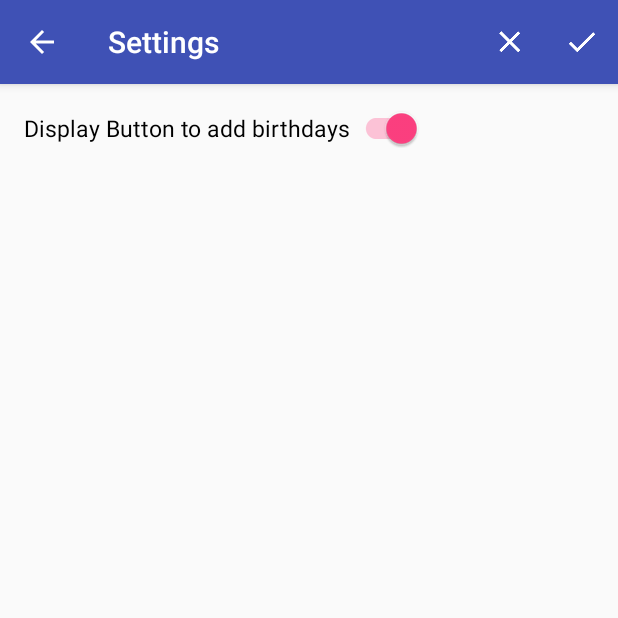
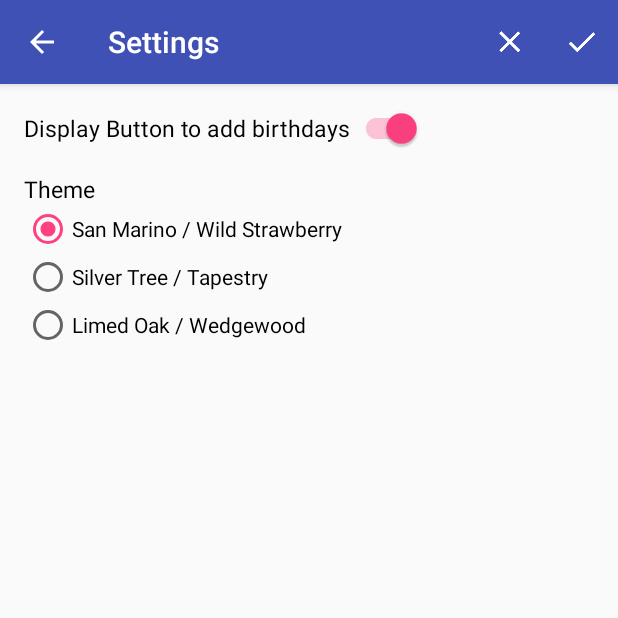
Before and after one commit to SebastianOltmanns/birthdays, an Android app: the screen it shows after launch (SettingsActivity), in the options menu, after a tap on "Settings", on a phone screen of 412 x 824 dp, the top half of it. Run offline under Robolectric (Android 15) with nearby library versions, the phone set to English and light mode, and no system bars; our stand-ins replace Dagger/Hilt's generated code, Room's generated code, RxJava; 5 statements that could not run were skipped.

Commit message:
added themes

```diff
--- a/app/src/main/java/com/woodplantation/geburtstagsverwaltung/activities/InfoActivity.java
+++ b/app/src/main/java/com/woodplantation/geburtstagsverwaltung/activities/InfoActivity.java
@@ -16,6 +16,7 @@ import androidx.appcompat.widget.Toolbar;
 
 import com.woodplantation.geburtstagsverwaltung.BuildConfig;
 import com.woodplantation.geburtstagsverwaltung.R;
+import com.woodplantation.geburtstagsverwaltung.view.AppTheme;
 
 import org.xml.sax.XMLReader;
 
@@ -24,17 +25,25 @@ import java.io.IOException;
 import java.io.InputStream;
 import java.io.InputStreamReader;
 
+import javax.inject.Inject;
+
+import dagger.hilt.android.AndroidEntryPoint;
+
 /**
  * Created by Sebu on 22.03.2016.
  * Contact: sebastian.oltmanns.developer@googlemail.com
  */
+@AndroidEntryPoint
 public class InfoActivity extends AppCompatActivity {
+	@Inject
+	AppTheme appTheme;
 
-	private AlertDialog aboutDialog, motivationDialog, notificationDialog, developerDialog, githubDialog, privacyDialog;
+	private AlertDialog aboutDialog, motivationDialog, notificationDialog, developerDialog, privacyDialog;
 
 	@Override
 	protected void onCreate(Bundle savedInstanceState) {
 		super.onCreate(savedInstanceState);
+		appTheme.applyAppTheme(this);
 		setContentView(R.layout.activity_info);
 		Toolbar toolbar = findViewById(R.id.toolbar);
 		setSupportActionBar(toolbar);
@@ -48,16 +57,13 @@ public class InfoActivity extends AppCompatActivity {
 	}
 
 	private static DialogInterface.OnShowListener makeLinksClickableListener(final AlertDialog dialog, final boolean email) {
-		return new DialogInterface.OnShowListener() {
-			@Override
-			public void onShow(DialogInterface dialogInterface) {
-				if (email) ((TextView) dialog.findViewById(android.R.id.message)).setAutoLinkMask(Linkify.EMAIL_ADDRESSES);
-				((TextView) dialog.findViewById(android.R.id.message)).setMovementMethod(LinkMovementMethod.getInstance());
-			}
+		return dialogInterface -> {
+			if (email) ((TextView) dialog.findViewById(android.R.id.message)).setAutoLinkMask(Linkify.EMAIL_ADDRESSES);
+			((TextView) dialog.findViewById(android.R.id.message)).setMovementMethod(LinkMovementMethod.getInstance());
 		};
 	}
 
-	private class UlTagHandler implements Html.TagHandler{
+	private static class UlTagHandler implements Html.TagHandler{
 		@Override
 		public void handleTag(boolean opening, String tag, Editable output,
 							  XMLReader xmlReader) {
@@ -124,7 +130,7 @@ public class InfoActivity extends AppCompatActivity {
 			String line;
 			StringBuilder builder = new StringBuilder();
 			while ((line = br.readLine()) != null) {
-				builder.append(line + "\n");
+				builder.append(line).append("\n");
 			}
 			text += "\n\n" + builder.toString();
 
--- a/app/src/main/java/com/woodplantation/geburtstagsverwaltung/activities/MainActivity.java
+++ b/app/src/main/java/com/woodplantation/geburtstagsverwaltung/activities/MainActivity.java
@@ -37,6 +37,7 @@ import com.woodplantation.geburtstagsverwaltung.repository.Repository;
 import com.woodplantation.geburtstagsverwaltung.util.IntentCodes;
 import com.woodplantation.geburtstagsverwaltung.util.MyPreferences;
 import com.woodplantation.geburtstagsverwaltung.util.SortingCategory;
+import com.woodplantation.geburtstagsverwaltung.view.AppTheme;
 import com.woodplantation.geburtstagsverwaltung.view.DataAdapter;
 import com.woodplantation.geburtstagsverwaltung.view.RecyclerItemClickListener;
 import com.woodplantation.geburtstagsverwaltung.viewmodel.MainViewModel;
@@ -59,10 +60,13 @@ public class MainActivity extends AppCompatActivity {
 	MyPreferences myPreferences;
 	@Inject
 	Repository repository;
+	@Inject
+	AppTheme appTheme;
 
 	public static final int REQUEST_PERMISSION_SET_ALARM = 7;
 	public static final int REQUEST_EXPORT_FILE_CREATE = 8;
 	public static final int REQUEST_IMPORT_FILE_OPEN = 9;
+	public static final int REQUEST_SETTINGS_ACTIVITY = 10;
 
 	public static final String FILE_EXPORT_NAME = "export_";
 	public static final String FILE_EXPORT_EXTENSION = ".birthdays";
@@ -89,6 +93,7 @@ public class MainActivity extends AppCompatActivity {
 	protected void onCreate(Bundle savedInstanceState) {
 		//initialize layout and toolbar
 		super.onCreate(savedInstanceState);
+		appTheme.applyAppTheme(this);
 		setContentView(R.layout.activity_main);
 		Toolbar toolbar = findViewById(R.id.toolbar);
 		toolbar.setTitle(R.string.activity_main_label);
@@ -238,7 +243,7 @@ public class MainActivity extends AppCompatActivity {
 			return true;
 		} else if (itemId == R.id.main_settings) {
 			Intent intent = new Intent(this, SettingsActivity.class);
-			startActivity(intent);
+			startActivityForResult(intent, REQUEST_SETTINGS_ACTIVITY);
 			return true;
 		} else if (itemId == R.id.main_add) {
 			onAddClick(null);
@@ -306,6 +311,15 @@ public class MainActivity extends AppCompatActivity {
 				} else {
 					importFailedHandler(new UnableToOpenFileException());
 				}
+				break;
+			}
+			case REQUEST_SETTINGS_ACTIVITY: {
+				if (resultCode == Activity.RESULT_OK) {
+					if (data.getBooleanExtra(IntentCodes.THEME_CHANGED, false)) {
+						recreate();
+					}
+				}
+				break;
 			}
 		}
 	}
@@ -360,8 +374,7 @@ public class MainActivity extends AppCompatActivity {
 
 	@Override
 	public void onRequestPermissionsResult(int requestCode, @NonNull String[] permissions, @NonNull int[] grantResults) {
-		switch (requestCode) {
-			case REQUEST_PERMISSION_SET_ALARM: {
+		if (requestCode == REQUEST_PERMISSION_SET_ALARM) {
 			if (grantResults.length == 0 || grantResults[0] != PackageManager.PERMISSION_GRANTED) {
 				if (ActivityCompat.shouldShowRequestPermissionRationale(this, Manifest.permission.SET_ALARM)) {
 					AlertDialog.Builder builder = new AlertDialog.Builder(this);
@@ -370,7 +383,7 @@ public class MainActivity extends AppCompatActivity {
 					builder.setCancelable(false);
 					builder.setNeutralButton(R.string.ok, (dialogInterface, i) ->
 							ActivityCompat.requestPermissions(MainActivity.this,
-										new String[] {Manifest.permission.SET_ALARM},
+									new String[]{Manifest.permission.SET_ALARM},
 									REQUEST_PERMISSION_SET_ALARM
 							)
 					);
@@ -379,6 +392,5 @@ public class MainActivity extends AppCompatActivity {
 			}
 		}
 	}
-	}
 
 }
--- a/app/src/main/java/com/woodplantation/geburtstagsverwaltung/activities/NotificationsActivity.java
+++ b/app/src/main/java/com/woodplantation/geburtstagsverwaltung/activities/NotificationsActivity.java
@@ -27,6 +27,7 @@ import androidx.core.content.ContextCompat;
 import com.woodplantation.geburtstagsverwaltung.R;
 import com.woodplantation.geburtstagsverwaltung.notifications.AlarmCreator;
 import com.woodplantation.geburtstagsverwaltung.util.MyPreferences;
+import com.woodplantation.geburtstagsverwaltung.view.AppTheme;
 
 import java.time.LocalTime;
 import java.time.format.DateTimeFormatter;
@@ -46,6 +47,8 @@ public class NotificationsActivity extends AppCompatActivity {
 
 	@Inject
 	MyPreferences preferences;
+	@Inject
+	AppTheme appTheme;
 
 	private boolean is24h;
 
@@ -62,6 +65,7 @@ public class NotificationsActivity extends AppCompatActivity {
 	@Override
 	protected void onCreate(Bundle savedInstanceState) {
 		super.onCreate(savedInstanceState);
+		appTheme.applyAppTheme(this);
 		setContentView(R.layout.activity_notifications);
 		Toolbar toolbar = findViewById(R.id.toolbar);
 		setSupportActionBar(toolbar);
@@ -178,7 +182,7 @@ public class NotificationsActivity extends AppCompatActivity {
 		@Override
 		public void updateDrawState(TextPaint ds) {
 			if (textViews[which].isEnabled()) {
-				ds.setColor(ContextCompat.getColor(NotificationsActivity.this, R.color.colorAccent));
+				ds.setColor(appTheme.getColorAccent(NotificationsActivity.this));
 				ds.setUnderlineText(true);
 			} else {
 				ds.setColor(ContextCompat.getColor(NotificationsActivity.this, R.color.text_color_disabled));
--- a/app/src/main/java/com/woodplantation/geburtstagsverwaltung/activities/SettingsActivity.java
+++ b/app/src/main/java/com/woodplantation/geburtstagsverwaltung/activities/SettingsActivity.java
@@ -1,17 +1,26 @@
 package com.woodplantation.geburtstagsverwaltung.activities;
 
-import android.content.SharedPreferences;
+import android.app.Activity;
+import android.content.Intent;
 import android.os.Bundle;
 import android.view.Menu;
 import android.view.MenuItem;
-import android.widget.Switch;
+import android.view.View;
+import android.widget.RadioButton;
+import android.widget.RadioGroup;
 
 import androidx.appcompat.app.AppCompatActivity;
 import androidx.appcompat.widget.SwitchCompat;
 import androidx.appcompat.widget.Toolbar;
+import androidx.lifecycle.ViewModelProvider;
 
 import com.woodplantation.geburtstagsverwaltung.R;
+import com.woodplantation.geburtstagsverwaltung.util.IntentCodes;
 import com.woodplantation.geburtstagsverwaltung.util.MyPreferences;
+import com.woodplantation.geburtstagsverwaltung.view.AppTheme;
+import com.woodplantation.geburtstagsverwaltung.viewmodel.SettingsViewModel;
+
+import java.util.HashMap;
 
 import javax.inject.Inject;
 
@@ -22,20 +31,79 @@ public class SettingsActivity extends AppCompatActivity {
 
     @Inject
     MyPreferences preferences;
+    @Inject
+    AppTheme appTheme;
 
-    private SwitchCompat switchDisplayFAB;
+    SettingsViewModel settingsViewModel;
 
     @Override
     protected void onCreate(Bundle savedInstanceState) {
         super.onCreate(savedInstanceState);
+
+        settingsViewModel = new ViewModelProvider(this).get(SettingsViewModel.class);
+
+        if (savedInstanceState == null) {
+            /*
+            if bundle is null: apply default app theme, as stored in preferences
+             */
+            appTheme.applyAppTheme(this);
+        } else {
+            /*
+            if bundle is not null: try to apply theme from viewmodel
+             */
+            AppTheme.Theme theme = settingsViewModel.theme.getValue();
+            if (theme != null) {
+                AppTheme.applyAppTheme(this, theme);
+            } else {
+                appTheme.applyAppTheme(this);
+            }
+        }
+
         setContentView(R.layout.activity_settings);
-        Toolbar toolbar = (Toolbar) findViewById(R.id.toolbar);
+        Toolbar toolbar = findViewById(R.id.toolbar);
         setSupportActionBar(toolbar);
-
         getSupportActionBar().setDisplayHomeAsUpEnabled(true);
 
-        switchDisplayFAB = findViewById(R.id.activity_settings_display_fab);
-        switchDisplayFAB.setChecked(preferences.getDisplayFAB());
+        /*
+        set display fab switch
+         */
+        Boolean displayFab = settingsViewModel.displayFab.getValue();
+        if (displayFab == null) {
+            displayFab = preferences.getDisplayFAB();
+        }
+        SwitchCompat switchDisplayFab = findViewById(R.id.activity_settings_display_fab);
+        switchDisplayFab.setOnCheckedChangeListener((buttonView, isChecked) -> settingsViewModel.displayFab.setValue(isChecked));
+        switchDisplayFab.setChecked(displayFab);
+
+        /*
+        create themes list.
+         */
+        RadioGroup themesList = findViewById(R.id.themes_list);
+        AppTheme.Theme currentTheme = settingsViewModel.theme.getValue();
+        if (currentTheme == null) {
+            currentTheme = preferences.getAppTheme();
+        }
+        final HashMap<Integer, AppTheme.Theme> mapping = new HashMap<>();
+        for (AppTheme.Theme theme : AppTheme.Theme.values()) {
+            RadioButton radioButton = new RadioButton(this);
+            radioButton.setId(View.generateViewId());
+            mapping.put(radioButton.getId(), theme);
+            if (theme == currentTheme) {
+                radioButton.setChecked(true);
+                settingsViewModel.theme.setValue(theme);
+            } else {
+                radioButton.setChecked(false);
+            }
+            radioButton.setText(theme.name);
+            themesList.addView(radioButton);
+        }
+        themesList.setOnCheckedChangeListener((group, checkedId) -> {
+            AppTheme.Theme theme = mapping.get(checkedId);
+            if (theme != null) {
+                settingsViewModel.theme.setValue(theme);
+                recreate();
+            }
+        });
     }
 
     @Override
@@ -48,12 +116,30 @@ public class SettingsActivity extends AppCompatActivity {
     @Override
     public boolean onOptionsItemSelected(MenuItem item) {
         if (item.getItemId() == R.id.menu_cancel || item.getItemId() == android.R.id.home) {
+            setResult(Activity.RESULT_CANCELED);
             finish();
             return true;
         } else if (item.getItemId() == R.id.menu_ok) {
-            SharedPreferences.Editor editor = preferences.preferences.edit();
-            editor.putBoolean(getString(R.string.preferences_display_fab), switchDisplayFAB.isChecked());
-            editor.apply();
+            Boolean displayFab = settingsViewModel.displayFab.getValue();
+            if (displayFab == null) {
+                displayFab = getResources().getBoolean(R.bool.preferences_display_fab);
+            }
+            AppTheme.Theme newTheme = settingsViewModel.theme.getValue();
+            int newThemeOrdinal;
+            if (newTheme == null) {
+                newThemeOrdinal = getResources().getInteger(R.integer.preferences_theme);
+            } else {
+                newThemeOrdinal = newTheme.ordinal();
+            }
+            boolean themeChanged = newThemeOrdinal != preferences.getAppTheme().ordinal();
+            preferences.preferences
+                    .edit()
+                    .putBoolean(getString(R.string.preferences_display_fab), displayFab)
+                    .putInt(getString(R.string.preferences_theme), newThemeOrdinal)
+                    .apply();
+            Intent intent = new Intent();
+            intent.putExtra(IntentCodes.THEME_CHANGED, themeChanged);
+            setResult(Activity.RESULT_OK, intent);
             finish();
             return true;
         }
--- a/app/src/main/java/com/woodplantation/geburtstagsverwaltung/util/IntentCodes.java
+++ b/app/src/main/java/com/woodplantation/geburtstagsverwaltung/util/IntentCodes.java
@@ -7,12 +7,8 @@ package com.woodplantation.geburtstagsverwaltung.util;
 public class IntentCodes {
 
 	private static final String PACKAGE_NAME = "com.woodplantation.geburtstagsverwaltung";
-	public static final String DATASET = PACKAGE_NAME + "." + "DATASET";
-	public static final String INDEX = PACKAGE_NAME + "." + "INDEX";
-	public static final String NEW_ID = PACKAGE_NAME + "." + "NEW_ID";
-	public static final String OLD_PREFERENCES = PACKAGE_NAME + "." + "OLD_PREFERENCES";
 	public static final String ID = PACKAGE_NAME + "." + "ID";
 	public static final String WHICH = PACKAGE_NAME + "." + "WHICH";
-	public static final String WHEN = PACKAGE_NAME + "." + "WHEN";
+	public static final String THEME_CHANGED = PACKAGE_NAME + "." + "THEME_CHANGED";
 
 }
--- a/app/src/main/java/com/woodplantation/geburtstagsverwaltung/util/MyPreferences.java
+++ b/app/src/main/java/com/woodplantation/geburtstagsverwaltung/util/MyPreferences.java
@@ -8,6 +8,7 @@ import android.util.Log;
 import androidx.annotation.RequiresApi;
 
 import com.woodplantation.geburtstagsverwaltung.R;
+import com.woodplantation.geburtstagsverwaltung.view.AppTheme;
 
 import javax.inject.Inject;
 
@@ -151,4 +152,10 @@ public class MyPreferences {
 						context.getResources().getBoolean(R.bool.preferences_preferences_migrated));
 	}
 
+	public AppTheme.Theme getAppTheme() {
+		return AppTheme.Theme.values()[preferences
+				.getInt(context.getString(R.string.preferences_theme),
+						context.getResources().getInteger(R.integer.preferences_theme))];
+	}
+
 }
--- /dev/null
+++ b/app/src/main/java/com/woodplantation/geburtstagsverwaltung/view/AppTheme.java
@@ -0,0 +1,52 @@
+package com.woodplantation.geburtstagsverwaltung.view;
+
+import android.app.Activity;
+import android.util.TypedValue;
+
+import androidx.annotation.ColorInt;
+
+import com.woodplantation.geburtstagsverwaltung.R;
+import com.woodplantation.geburtstagsverwaltung.util.MyPreferences;
+
+import javax.inject.Inject;
+
+public class AppTheme {
+
+    private final MyPreferences myPreferences;
+
+    @Inject
+    public AppTheme(MyPreferences myPreferences) {
+        this.myPreferences = myPreferences;
+    }
+
+    public enum Theme {
+        SAN_MARINO_WILD_STRAWBERRY(R.style.SanMarinoWildStrawberry, "San Marino / Wild Strawberry"),
+        SILVER_TREE_TAPESTRY(R.style.SilverTreeTapestry, "Silver Tree / Tapestry"),
+        LIMED_OAK_WEDGEWOOD(R.style.LimedOakWedgewood, "Limed Oak / Wedgewood");
+
+        public final int themeResource;
+        public final String name;
+
+        Theme(int themeResource, String name) {
+            this.themeResource = themeResource;
+            this.name = name;
+        }
+    }
+
+    public void applyAppTheme(Activity activity) {
+        Theme theme = myPreferences.getAppTheme();
+        activity.getTheme().applyStyle(theme.themeResource, true);
+    }
+
+    public static void applyAppTheme(Activity activity, AppTheme.Theme theme) {
+        activity.getTheme().applyStyle(theme.themeResource, true);
+    }
+
+    @ColorInt
+    public int getColorAccent(Activity activity) {
+        final TypedValue value = new TypedValue();
+        activity.getTheme().resolveAttribute(R.attr.colorAccent, value, true);
+        return value.data;
+    }
+
+}
--- /dev/null
+++ b/app/src/main/java/com/woodplantation/geburtstagsverwaltung/viewmodel/SettingsViewModel.java
@@ -0,0 +1,13 @@
+package com.woodplantation.geburtstagsverwaltung.viewmodel;
+
+import androidx.lifecycle.MutableLiveData;
+import androidx.lifecycle.ViewModel;
+
+import com.woodplantation.geburtstagsverwaltung.view.AppTheme;
+
+public class SettingsViewModel extends ViewModel {
+
+    public final MutableLiveData<Boolean> displayFab = new MutableLiveData<>();
+    public final MutableLiveData<AppTheme.Theme> theme = new MutableLiveData<>();
+
+}
--- a/app/src/main/res/drawable/rounded_corners_button.xml
+++ b/app/src/main/res/drawable/rounded_corners_button.xml
@@ -2,7 +2,7 @@
 <selector xmlns:android="http://schemas.android.com/apk/res/android">
 <item>
     <shape android:shape="rectangle" android:padding="@dimen/rounded_button_corner_radius">
-        <solid android:color="@color/colorAccent"/>
+        <solid android:color="?colorAccent"/>
         <corners android:radius="@dimen/rounded_button_corner_radius"/>
     </shape>
 </item>
--- a/app/src/main/res/layout/content_settings.xml
+++ b/app/src/main/res/layout/content_settings.xml
@@ -27,5 +27,18 @@
             android:textColor="@color/text_color"
             android:textSize="@dimen/text_size"/>
 
+        <TextView
+            android:layout_width="wrap_content"
+            android:layout_height="wrap_content"
+            android:text="@string/activity_settings_theme"
+            android:textColor="@color/text_color"
+            android:textSize="@dimen/text_size"/>
+
+        <RadioGroup
+            android:id="@+id/themes_list"
+            android:layout_width="match_parent"
+            android:layout_height="wrap_content">
+        </RadioGroup>
+
     </LinearLayout>
 </ScrollView>
--- a/app/src/main/res/values/colors.xml
+++ b/app/src/main/res/values/colors.xml
@@ -1,8 +1,5 @@
 <?xml version="1.0" encoding="utf-8"?>
 <resources>
-    <color name="colorPrimary">#3F51B5</color>
-    <color name="colorPrimaryDark">#303F9F</color>
-    <color name="colorAccent">#FF4081</color>
 
     <color name="text_color">#ff000000</color>
     <color name="text_color_disabled">#88000000</color>
--- a/app/src/main/res/values/preferences.xml
+++ b/app/src/main/res/values/preferences.xml
@@ -27,5 +27,7 @@
     <bool name="preferences_storage_migrated">false</bool>
     <string tools:ignore="MissingTranslation" name="preferences_preferences_migrated">PREFERENCES_MIGRATED</string>
     <bool name="preferences_preferences_migrated">false</bool>
+    <string tools:ignore="MissingTranslation" name="preferences_theme">THEME</string>
+    <integer name="preferences_theme">0</integer>
 
 </resources>
--- a/app/src/main/res/values/strings.xml
+++ b/app/src/main/res/values/strings.xml
@@ -157,5 +157,6 @@
 
     <!-- - - - - - - - - - - - - - - - - - - SETTINGS ACTIVITY - - - - - - - - - - - - - - - - - - - - - -->
     <string name="activity_settings_fab">Display Button to add birthdays</string>
+    <string name="activity_settings_theme">Theme</string>
 
 </resources>
--- a/app/src/main/res/values/styles.xml
+++ b/app/src/main/res/values/styles.xml
@@ -2,21 +2,35 @@
 
     <!-- Base application theme. -->
     <style name="AppTheme" parent="Theme.AppCompat.Light.DarkActionBar">
-        <!-- Customize your theme here. -->
-        <item name="colorPrimary">@color/colorPrimary</item>
-        <item name="colorPrimaryDark">@color/colorPrimaryDark</item>
-        <item name="colorAccent">@color/colorAccent</item>
+        <item name="colorPrimary">#3F51B5</item>
+        <item name="colorPrimaryDark">#303F9F</item>
+        <item name="colorAccent">#FF4081</item>
     </style>
 
     <style name="AppTheme.NoActionBar">
         <item name="windowActionBar">false</item>
         <item name="windowNoTitle">true</item>
         <item name="android:windowDrawsSystemBarBackgrounds">true</item>
-        <item name="android:statusBarColor">@color/colorPrimaryDark</item>
+        <item name="android:statusBarColor">?colorPrimaryDark</item>
     </style>
 
     <style name="AppTheme.AppBarOverlay" parent="ThemeOverlay.AppCompat.Dark.ActionBar"/>
 
     <style name="AppTheme.PopupOverlay" parent="ThemeOverlay.AppCompat.Light"/>
 
+    <style name="SanMarinoWildStrawberry" parent="AppTheme.NoActionBar">
+    </style>
+
+    <style name="SilverTreeTapestry" parent="AppTheme.NoActionBar">
+        <item name="colorPrimary">#67af90</item>
+        <item name="colorPrimaryDark">#377f63</item>
+        <item name="colorAccent">#af6787</item>
+    </style>
+
+    <style name="LimedOakWedgewood" parent="AppTheme.NoActionBar">
+        <item name="colorPrimary">#af8759</item>
+        <item name="colorPrimaryDark">#7e5a2f</item>
+        <item name="colorAccent">#5981af</item>
+    </style>
+
 </resources>
```
Also changed, not shown: app/src/main/java/com/woodplantation/geburtstagsverwaltung/activities/InputActivity.java (+13 -12 lines), 1 other file. Lines whose indentation alone changed are shown as unchanged.
